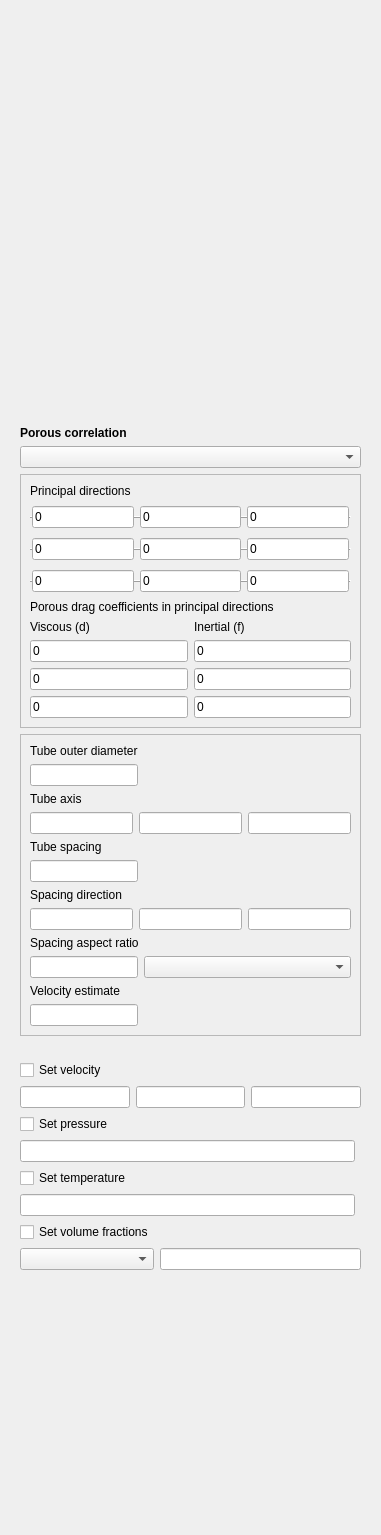
Qt form Gui/TaskPanelCfdZone.ui (jaheyns/CfdOF) before a commit.
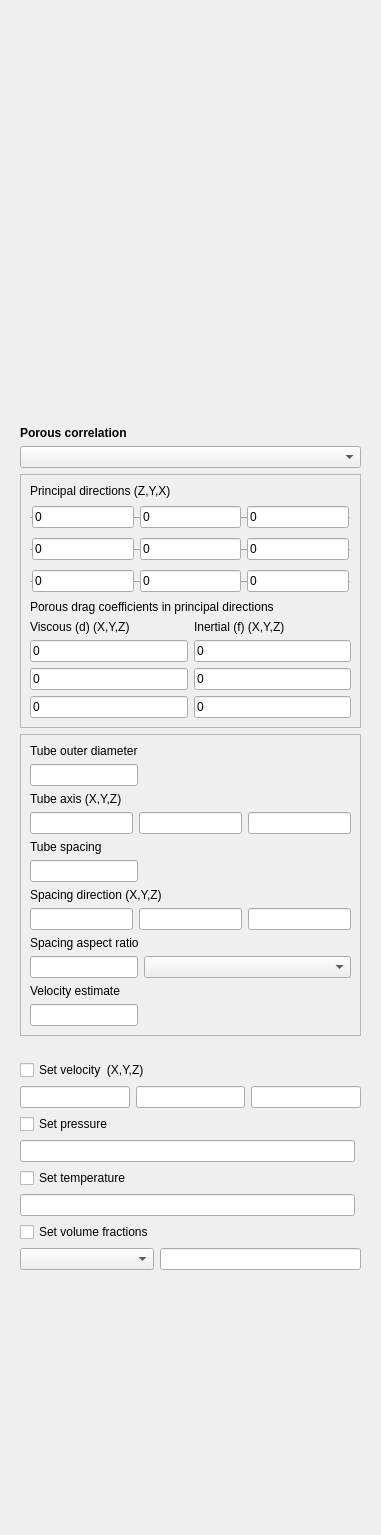
The same form after that commit. Custom widgets are drawn as their Qt base class.

The edit to the form file:
```diff
--- a/Gui/TaskPanelCfdZone.ui
+++ b/Gui/TaskPanelCfdZone.ui
@@ -55,7 +55,7 @@
             <string>Correspond to directions in which the velocity is scaled but not rotated by the porous medium</string>
            </property>
            <property name="text">
-            <string>Principal directions</string>
+            <string>Principal directions (Z,Y,X)</string>
            </property>
            <property name="wordWrap">
             <bool>true</bool>
@@ -393,7 +393,7 @@
               </sizepolicy>
              </property>
              <property name="text">
-              <string>Viscous (d)</string>
+              <string>Viscous (d) (X,Y,Z)</string>
              </property>
              <property name="wordWrap">
               <bool>false</bool>
@@ -431,7 +431,7 @@
            <item row="0" column="1">
             <widget class="QLabel" name="label_5">
              <property name="text">
-              <string>Inertial (f)</string>
+              <string>Inertial (f) (X,Y,Z)</string>
              </property>
              <property name="margin">
               <number>2</number>
@@ -594,7 +594,7 @@
             <string>Longitudinal axis of the tube</string>
            </property>
            <property name="text">
-            <string>Tube axis</string>
+            <string>Tube axis (X,Y,Z)</string>
            </property>
           </widget>
          </item>
@@ -720,7 +720,7 @@
             <string>Direction of spacing normal to layers</string>
            </property>
            <property name="text">
-            <string>Spacing direction</string>
+            <string>Spacing direction (X,Y,Z)</string>
            </property>
           </widget>
          </item>
@@ -896,7 +896,7 @@
       <item row="0" column="0">
        <widget class="QCheckBox" name="checkVelocity">
         <property name="text">
-         <string>Set velocity</string>
+         <string>Set velocity  (X,Y,Z)</string>
         </property>
        </widget>
       </item>
```
